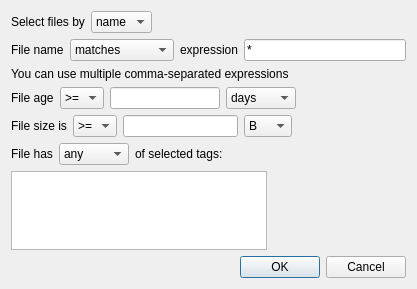
Above: ui/condition_dialog.ui from midnightdim/declutter before the change. Below: the same form after it.
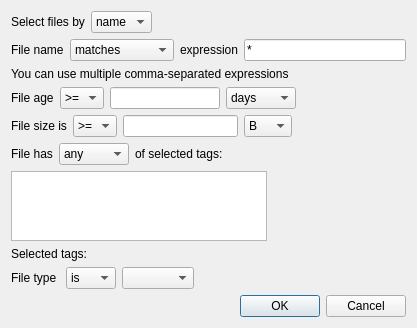
That is the form after the change. Icons and pictures are not drawn. Custom widgets are drawn as their Qt base class.

Commit message: File type support

```diff
--- a/ui/condition_dialog.ui
+++ b/ui/condition_dialog.ui
@@ -28,7 +28,7 @@
   </property>
   <layout class="QHBoxLayout" name="horizontalLayout">
    <item>
-    <layout class="QVBoxLayout" name="verticalLayout" stretch="0,0,0,0,0,0,0,0,2">
+    <layout class="QVBoxLayout" name="verticalLayout" stretch="0,0,0,0,0,0,0,0,0,0,2">
      <item>
       <layout class="QHBoxLayout" name="horizontalLayout_4" stretch="0,0,0">
        <property name="sizeConstraint">
@@ -331,7 +331,7 @@
      <item>
       <layout class="QHBoxLayout" name="horizontalLayout_8">
        <item>
-        <widget class="QListWidget" name="tagsList">
+        <widget class="TagTree" name="tagsView">
          <property name="styleSheet">
           <string notr="true"/>
          </property>
@@ -345,6 +345,66 @@
          <property name="sizeHint" stdset="0">
           <size>
            <width>40</width>
+           <height>0</height>
+          </size>
+         </property>
+        </spacer>
+       </item>
+      </layout>
+     </item>
+     <item>
+      <widget class="QLabel" name="selectedTagsLabel">
+       <property name="text">
+        <string>Selected tags:</string>
+       </property>
+      </widget>
+     </item>
+     <item>
+      <layout class="QHBoxLayout" name="horizontalLayout_2">
+       <item>
+        <widget class="QLabel" name="typeLabel">
+         <property name="text">
+          <string>File type </string>
+         </property>
+        </widget>
+       </item>
+       <item>
+        <widget class="QComboBox" name="typeSwitchCombo">
+         <property name="maximumSize">
+          <size>
+           <width>50</width>
+           <height>16777215</height>
+          </size>
+         </property>
+         <property name="baseSize">
+          <size>
+           <width>0</width>
+           <height>0</height>
+          </size>
+         </property>
+         <item>
+          <property name="text">
+           <string>is</string>
+          </property>
+         </item>
+         <item>
+          <property name="text">
+           <string>is not</string>
+          </property>
+         </item>
+        </widget>
+       </item>
+       <item>
+        <widget class="QComboBox" name="typeCombo"/>
+       </item>
+       <item>
+        <spacer name="horizontalSpacer_5">
+         <property name="orientation">
+          <enum>Qt::Horizontal</enum>
+         </property>
+         <property name="sizeHint" stdset="0">
+          <size>
+           <width>40</width>
            <height>20</height>
           </size>
          </property>
@@ -379,6 +439,13 @@
    </item>
   </layout>
  </widget>
+ <customwidgets>
+  <customwidget>
+   <class>TagTree</class>
+   <extends>QTreeView</extends>
+   <header location="global">tag_tree</header>
+  </customwidget>
+ </customwidgets>
  <resources>
   <include location="DeClutter.qrc"/>
  </resources>
```
Left out of the diff: 7 changed lines with no effect on the pictures. The commit also changes 11 other files.
